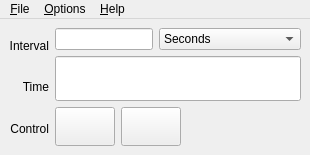
Above: src/time/kmtimelive.ui from performancecopilot/pcp before the change. Below: the same form after it.
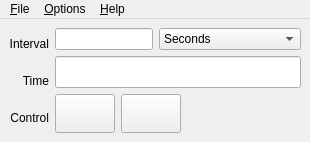
That is the form after the change. Icons and pictures are not drawn.

Commit message: Fix up layout issues on kmtime main windows, esp. on Mac/Fedora (Qt 4.3+).

Patch:
```diff
--- a/src/time/kmtimelive.ui
+++ b/src/time/kmtimelive.ui
@@ -6,7 +6,7 @@
     <x>0</x>
     <y>0</y>
     <width>310</width>
-    <height>155</height>
+    <height>142</height>
    </rect>
   </property>
   <property name="sizePolicy" >
@@ -20,13 +20,13 @@
   <property name="minimumSize" >
    <size>
     <width>310</width>
-    <height>155</height>
+    <height>142</height>
    </size>
   </property>
   <property name="maximumSize" >
    <size>
     <width>310</width>
-    <height>155</height>
+    <height>142</height>
    </size>
   </property>
   <property name="windowTitle" >
```
Left out of the diff: 2 changed lines with no effect on the pictures. The commit also changes 1 other file.
